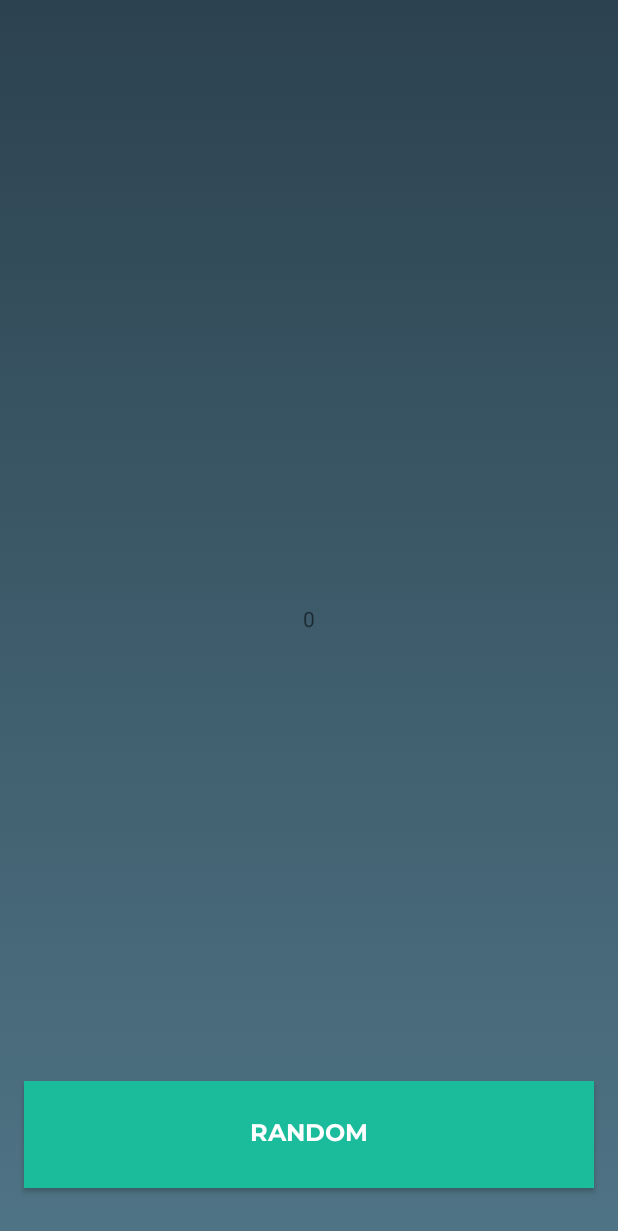
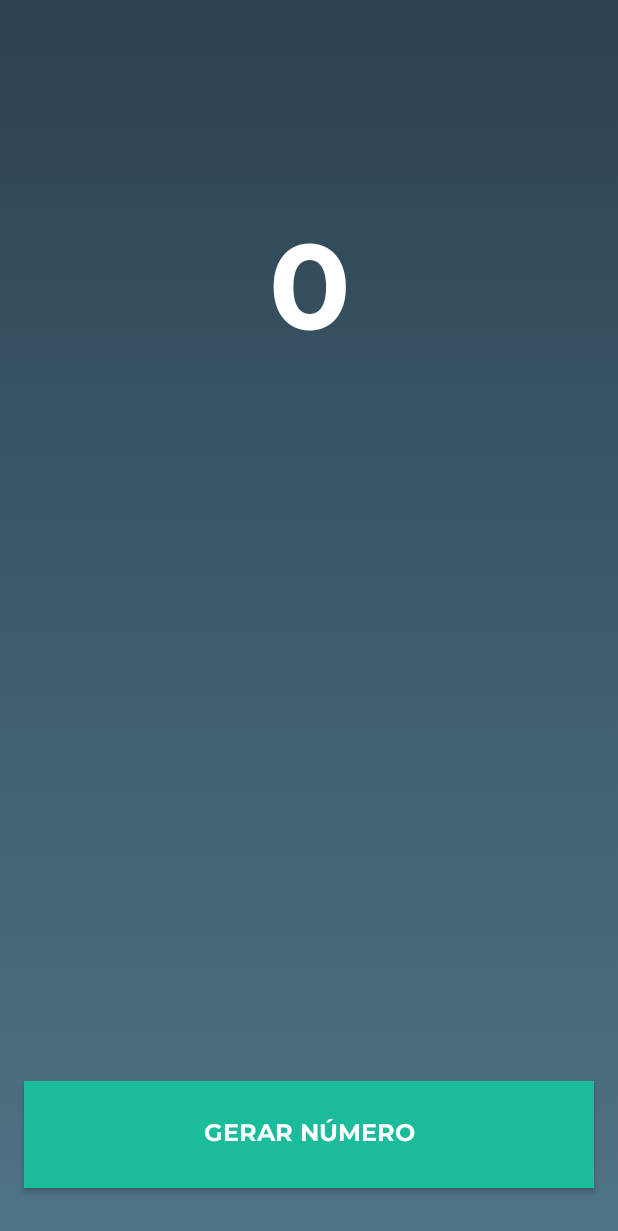
Before and after one commit to dzvid/kotlin, an Android app: the screen it shows after launch (MainActivity), on a phone screen of 412 x 824 dp. Shown: the top 1231 px of the screen. Run offline under Robolectric (Android 15) with nearby library versions, the phone set to English and light mode, and no system bars.

Commit message:
chore: Final layout

```diff
--- a/randomicos/app/src/main/res/layout/activity_main.xml
+++ b/randomicos/app/src/main/res/layout/activity_main.xml
@@ -12,16 +12,19 @@
         android:text="0"
         android:layout_width="wrap_content"
         android:layout_height="wrap_content"
+        android:textSize="80sp"
+        android:fontFamily="@font/montserrat_bold"
+        android:textColor="@color/white"
 
         app:layout_constraintLeft_toLeftOf="parent"
         app:layout_constraintRight_toRightOf="parent"
         app:layout_constraintTop_toTopOf="parent"
-        app:layout_constraintBottom_toBottomOf="parent"
+        android:layout_marginTop="140dp"
         />
 
     <Button
         android:id="@+id/buttonRandom"
-        android:text="Random"
+        android:text="@string/aleatorio"
         android:layout_width="match_parent"
         android:layout_height="wrap_content"
         android:layout_marginBottom="32dp"
--- a/randomicos/app/src/main/res/values/strings.xml
+++ b/randomicos/app/src/main/res/values/strings.xml
@@ -1,3 +1,4 @@
 <resources>
     <string name="app_name">Randomicos</string>
+    <string name="aleatorio">Gerar número</string>
 </resources>
```
Also changed, not shown: 1 other file.
